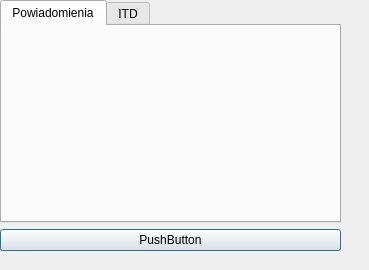
This is layout/ustawienia.ui in Buczek05/Faktury-zarzadzanie as Qt 5 draws it before an edit. The edited form follows.
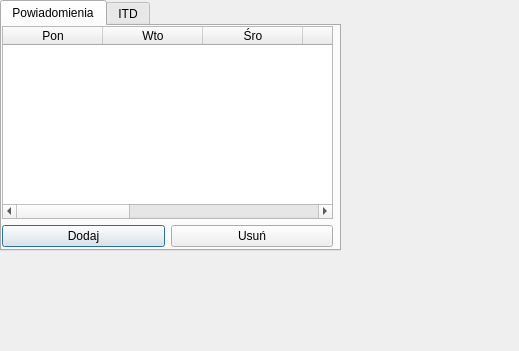
This is the edited form.

The edit to the form file:
```diff
--- a/layout/ustawienia.ui
+++ b/layout/ustawienia.ui
@@ -6,8 +6,8 @@
    <rect>
     <x>0</x>
     <y>0</y>
-    <width>369</width>
-    <height>270</height>
+    <width>519</width>
+    <height>351</height>
    </rect>
   </property>
   <property name="windowTitle">
@@ -35,6 +35,80 @@
        <attribute name="title">
         <string>Powiadomienia</string>
        </attribute>
+       <widget class="QWidget" name="">
+        <property name="geometry">
+         <rect>
+          <x>0</x>
+          <y>0</y>
+          <width>331</width>
+          <height>221</height>
+         </rect>
+        </property>
+        <layout class="QVBoxLayout" name="powiadomienia_main_layout">
+         <item>
+          <widget class="QTableWidget" name="powiadomienia_table">
+           <column>
+            <property name="text">
+             <string>Pon</string>
+            </property>
+           </column>
+           <column>
+            <property name="text">
+             <string>Wto</string>
+            </property>
+           </column>
+           <column>
+            <property name="text">
+             <string>Śro</string>
+            </property>
+           </column>
+           <column>
+            <property name="text">
+             <string>Czw</string>
+            </property>
+           </column>
+           <column>
+            <property name="text">
+             <string>Pią</string>
+            </property>
+           </column>
+           <column>
+            <property name="text">
+             <string>Sob</string>
+            </property>
+           </column>
+           <column>
+            <property name="text">
+             <string>Nie</string>
+            </property>
+           </column>
+           <column>
+            <property name="text">
+             <string>Godzina</string>
+            </property>
+           </column>
+          </widget>
+         </item>
+         <item>
+          <layout class="QHBoxLayout" name="powiadomienia_h_layout">
+           <item>
+            <widget class="QPushButton" name="powiadomienia_add">
+             <property name="text">
+              <string>Dodaj</string>
+             </property>
+            </widget>
+           </item>
+           <item>
+            <widget class="QPushButton" name="powiadomienia_delete">
+             <property name="text">
+              <string>Usuń</string>
+             </property>
+            </widget>
+           </item>
+          </layout>
+         </item>
+        </layout>
+       </widget>
       </widget>
       <widget class="QWidget" name="itd">
        <attribute name="title">
@@ -43,17 +117,6 @@
       </widget>
      </widget>
     </item>
-    <item>
-     <layout class="QHBoxLayout" name="horizontalLayout_2">
-      <item>
-       <widget class="QPushButton" name="pushButton">
-        <property name="text">
-         <string>PushButton</string>
-        </property>
-       </widget>
-      </item>
-     </layout>
-    </item>
    </layout>
   </widget>
  </widget>
```
Left out of the diff: 2 changed lines with no effect on the pictures.
